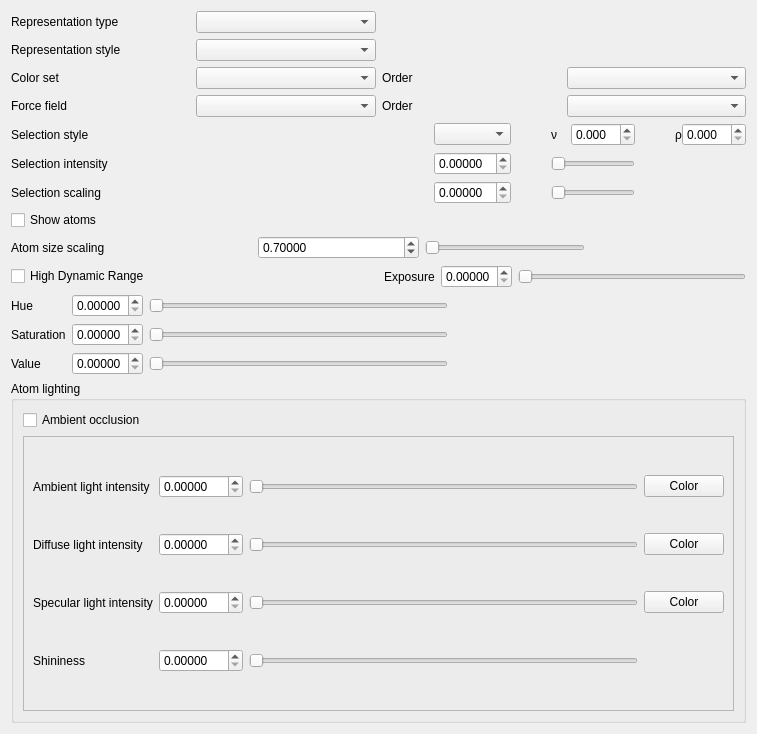
iRASPA/iRASPA-QT, file iraspa/iraspagui/appearanceatomsform.ui: the form before one commit.
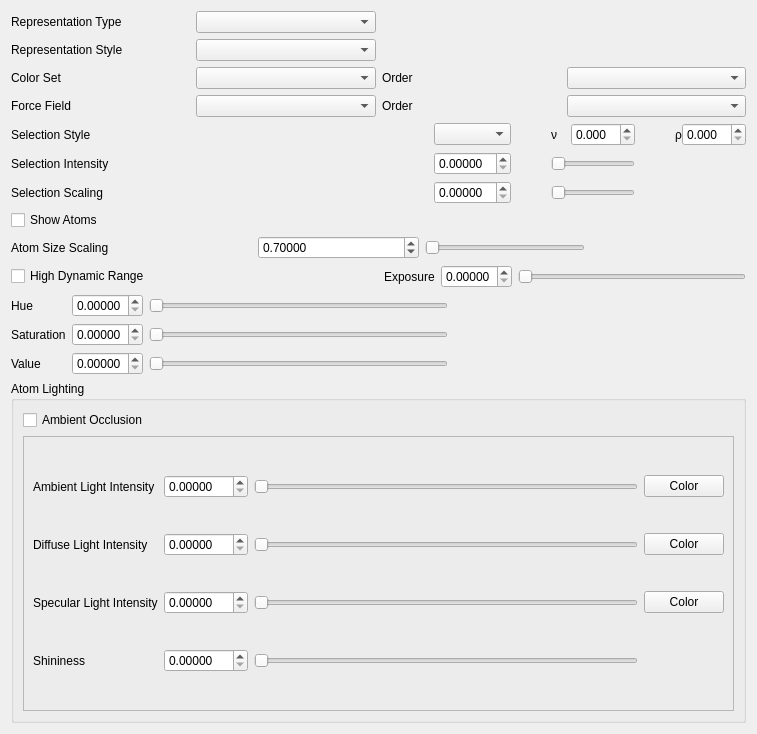
The form after the commit. Custom widgets are drawn as their Qt base class.

```diff
--- a/iraspa/iraspagui/appearanceatomsform.ui
+++ b/iraspa/iraspagui/appearanceatomsform.ui
@@ -21,7 +21,7 @@
        <item row="0" column="0">
         <widget class="QLabel" name="label_2">
          <property name="text">
-          <string>Representation type</string>
+          <string>Representation Type</string>
          </property>
         </widget>
        </item>
@@ -31,7 +31,7 @@
        <item row="1" column="0">
         <widget class="QLabel" name="label_3">
          <property name="text">
-          <string>Representation style</string>
+          <string>Representation Style</string>
          </property>
         </widget>
        </item>
@@ -41,7 +41,7 @@
        <item row="2" column="0">
         <widget class="QLabel" name="label_4">
          <property name="text">
-          <string>Color set</string>
+          <string>Color Set</string>
          </property>
         </widget>
        </item>
@@ -61,7 +61,7 @@
        <item row="3" column="0">
         <widget class="QLabel" name="label_5">
          <property name="text">
-          <string>Force field</string>
+          <string>Force Field</string>
          </property>
         </widget>
        </item>
@@ -139,7 +139,7 @@
        <item row="2" column="0">
         <widget class="QLabel" name="label_9">
          <property name="text">
-          <string>Selection scaling</string>
+          <string>Selection Scaling</string>
          </property>
         </widget>
        </item>
@@ -175,7 +175,7 @@
        <item row="0" column="0">
         <widget class="QLabel" name="label">
          <property name="text">
-          <string>Selection style</string>
+          <string>Selection Style</string>
          </property>
         </widget>
        </item>
@@ -195,7 +195,7 @@
        <item row="1" column="0">
         <widget class="QLabel" name="label_8">
          <property name="text">
-          <string>Selection intensity</string>
+          <string>Selection Intensity</string>
          </property>
         </widget>
        </item>
@@ -309,7 +309,7 @@
        <item row="1" column="0">
         <widget class="QLabel" name="label_24">
          <property name="text">
-          <string>Atom size scaling</string>
+          <string>Atom Size Scaling</string>
          </property>
         </widget>
        </item>
@@ -368,7 +368,7 @@
        <item row="0" column="0">
         <widget class="QCheckBox" name="atomDrawAtomsCheckBox">
          <property name="text">
-          <string>Show atoms</string>
+          <string>Show Atoms</string>
          </property>
          <property name="tristate">
           <bool>true</bool>
@@ -601,13 +601,13 @@
      <item>
       <widget class="QGroupBox" name="groupBox">
        <property name="title">
-        <string>Atom lighting</string>
+        <string>Atom Lighting</string>
        </property>
        <layout class="QVBoxLayout" name="verticalLayout_4">
         <item>
          <widget class="QCheckBox" name="atomAmbientOcclusionCheckBox">
           <property name="text">
-           <string>Ambient occlusion</string>
+           <string>Ambient Occlusion</string>
           </property>
          </widget>
         </item>
@@ -623,7 +623,7 @@
            <item row="0" column="0">
             <widget class="QLabel" name="label_12">
              <property name="text">
-              <string>Ambient light intensity</string>
+              <string>Ambient Light Intensity</string>
              </property>
             </widget>
            </item>
@@ -644,7 +644,7 @@
            <item row="1" column="0">
             <widget class="QLabel" name="label_13">
              <property name="text">
-              <string>Diffuse light intensity</string>
+              <string>Diffuse Light Intensity</string>
              </property>
             </widget>
            </item>
@@ -665,7 +665,7 @@
            <item row="2" column="0">
             <widget class="QLabel" name="label_14">
              <property name="text">
-              <string>Specular light intensity</string>
+              <string>Specular Light Intensity</string>
              </property>
             </widget>
            </item>
```
